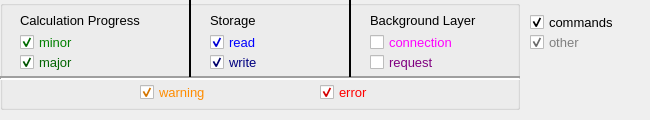
This is qtgui/exe/res/ui/DmsEventLogSelection.ui in ObjectVision/GeoDMS as Qt 5 draws it before an edit. The edited form follows.
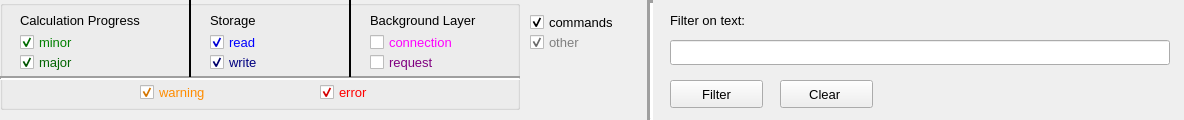
This is the edited form.

What changed in the file:
```diff
--- a/qtgui/exe/res/ui/DmsEventLogSelection.ui
+++ b/qtgui/exe/res/ui/DmsEventLogSelection.ui
@@ -6,7 +6,7 @@
    <rect>
     <x>0</x>
     <y>0</y>
-    <width>650</width>
+    <width>1184</width>
     <height>120</height>
    </rect>
   </property>
@@ -389,6 +389,90 @@
     <bool>true</bool>
    </property>
   </widget>
+  <widget class="QLineEdit" name="m_text_filter">
+   <property name="geometry">
+    <rect>
+     <x>670</x>
+     <y>40</y>
+     <width>500</width>
+     <height>25</height>
+    </rect>
+   </property>
+  </widget>
+  <widget class="Line" name="line_4">
+   <property name="geometry">
+    <rect>
+     <x>640</x>
+     <y>0</y>
+     <width>20</width>
+     <height>121</height>
+    </rect>
+   </property>
+   <property name="frameShadow">
+    <enum>QFrame::Sunken</enum>
+   </property>
+   <property name="lineWidth">
+    <number>3</number>
+   </property>
+   <property name="orientation">
+    <enum>Qt::Vertical</enum>
+   </property>
+  </widget>
+  <widget class="QLabel" name="lbl_background_layer_2">
+   <property name="geometry">
+    <rect>
+     <x>670</x>
+     <y>10</y>
+     <width>131</width>
+     <height>21</height>
+    </rect>
+   </property>
+   <property name="font">
+    <font>
+     <family>MS Shell Dlg 2</family>
+     <pointsize>10</pointsize>
+    </font>
+   </property>
+   <property name="text">
+    <string>Filter on text:</string>
+   </property>
+  </widget>
+  <widget class="QPushButton" name="m_activate_text_filter">
+   <property name="geometry">
+    <rect>
+     <x>670</x>
+     <y>80</y>
+     <width>93</width>
+     <height>28</height>
+    </rect>
+   </property>
+   <property name="font">
+    <font>
+     <pointsize>10</pointsize>
+    </font>
+   </property>
+   <property name="text">
+    <string>Filter</string>
+   </property>
+  </widget>
+  <widget class="QPushButton" name="m_clear_text_filter">
+   <property name="geometry">
+    <rect>
+     <x>780</x>
+     <y>80</y>
+     <width>93</width>
+     <height>28</height>
+    </rect>
+   </property>
+   <property name="font">
+    <font>
+     <pointsize>10</pointsize>
+    </font>
+   </property>
+   <property name="text">
+    <string>Clear </string>
+   </property>
+  </widget>
  </widget>
  <resources/>
  <connections/>
```
